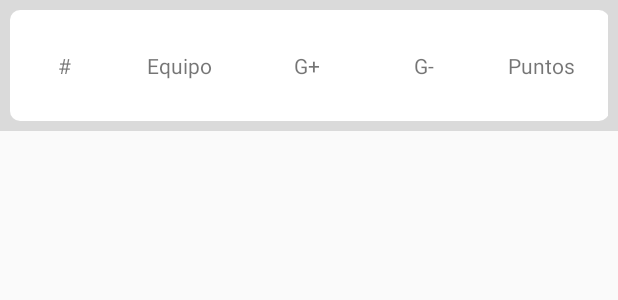
After one commit to flimflo/AlpHa-Android, an Android app: the layout ranking_item.xml on its own in the app's theme, with its tools: preview values and no code run, on a phone screen of 412 x 824 dp. The commit adds this screen. Shown: the top 300 px of the screen. Run offline under Robolectric (Android 15) with nearby library versions, the phone set to English and light mode, and no system bars; network calls fail.

Commit message:
Added leaderboards to Ranking Tab

```diff
--- a/app/src/main/java/com/flimflo/alpha/database/AlphaDataBase.kt
+++ b/app/src/main/java/com/flimflo/alpha/database/AlphaDataBase.kt
@@ -9,12 +9,15 @@ import com.flimflo.alpha.ui.games.Games
 import com.flimflo.alpha.ui.games.GamesDao
 import com.flimflo.alpha.ui.news.News
 import com.flimflo.alpha.ui.news.NewsDao
+import com.flimflo.alpha.ui.ranking.Ranking
+import com.flimflo.alpha.ui.ranking.RankingDao
 
-@Database(entities = [News::class, Games::class], version = 1)
+@Database(entities = [News::class, Games::class, Ranking::class], version = 1)
 @TypeConverters(DataRoomConverter::class)
 abstract class AlphaDataBase : RoomDatabase() {
     abstract val newsDao: NewsDao
     abstract val gamesDao: GamesDao
+    abstract val rankingDao : RankingDao
 
     companion object {
         @Volatile
--- a/app/src/main/java/com/flimflo/alpha/database/Constants.kt
+++ b/app/src/main/java/com/flimflo/alpha/database/Constants.kt
@@ -4,4 +4,5 @@ object Constants {
     const val TABLE_NAME_NEWS = "news"
     const val TABLE_NAME_GAMES = "games"
     const val DB_NAME = "alphadb.db"
+    const val TABLE_NAME_RANKING = "ranking"
 }
--- /dev/null
+++ b/app/src/main/res/layout/ranking_item.xml
@@ -0,0 +1,63 @@
+<?xml version="1.0" encoding="utf-8"?>
+<LinearLayout xmlns:android="http://schemas.android.com/apk/res/android"
+    xmlns:app="http://schemas.android.com/apk/res-auto"
+    android:layout_width="match_parent"
+    android:layout_height="wrap_content"
+    android:background="@color/gray"
+    android:orientation="vertical"
+    android:padding="3pt">
+
+    <LinearLayout
+        android:layout_width="399dp"
+        android:layout_height="74dp"
+        android:background="@drawable/rules_background"
+        android:gravity="center"
+        android:orientation="vertical">
+
+        <LinearLayout
+            android:layout_width="399dp"
+            android:layout_height="wrap_content"
+            android:background="@drawable/rules_background"
+            android:gravity="center"
+            android:orientation="horizontal">
+
+            <TextView
+                android:id="@+id/tvPosition"
+                android:layout_width="59dp"
+                android:layout_height="wrap_content"
+                android:gravity="center"
+                android:text="#" />
+
+            <TextView
+                android:id="@+id/tvEquipo"
+                android:layout_width="93dp"
+                android:layout_height="wrap_content"
+                android:gravity="center"
+                android:text="Equipo" />
+
+            <TextView
+                android:id="@+id/tvGoals"
+                android:layout_width="127dp"
+                android:layout_height="wrap_content"
+                android:layout_weight="1"
+                android:gravity="center"
+                android:text="G+" />
+
+            <TextView
+                android:id="@+id/tvGoalsAgainst"
+                android:layout_width="127dp"
+                android:layout_height="wrap_content"
+                android:layout_weight="1"
+                android:gravity="center"
+                android:text="G-" />
+
+            <TextView
+                android:id="@+id/tvPuntos"
+                android:layout_width="127dp"
+                android:layout_height="wrap_content"
+                android:layout_weight="1"
+                android:gravity="center"
+                android:text="Puntos" />
+        </LinearLayout>
+    </LinearLayout>
+</LinearLayout>
```
Also changed, not shown: app/src/main/java/com/flimflo/alpha/MainActivity.kt (+13 -1 lines), app/src/main/java/com/flimflo/alpha/ui/ranking/Ranking.kt (added, +11 -0 lines), app/src/main/java/com/flimflo/alpha/ui/ranking/RankingAdapter.kt (added, +47 -0 lines), app/src/main/java/com/flimflo/alpha/ui/ranking/RankingDao.kt (added, +19 -0 lines), app/src/main/java/com/flimflo/alpha/ui/ranking/RankingFragment.kt (+71 -1 lines), app/src/main/res/layout/fragment_ranking.xml (+54 -14 lines).
